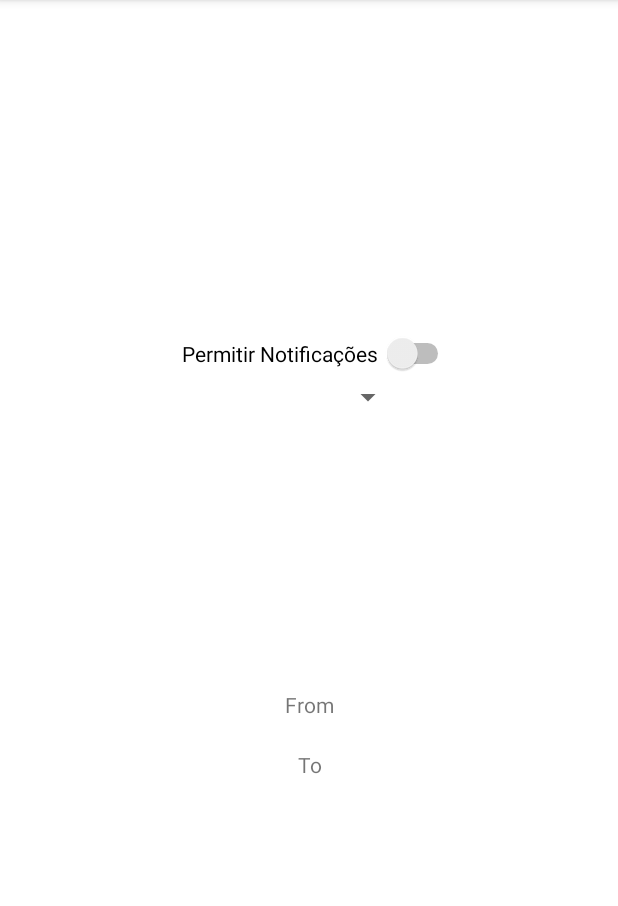
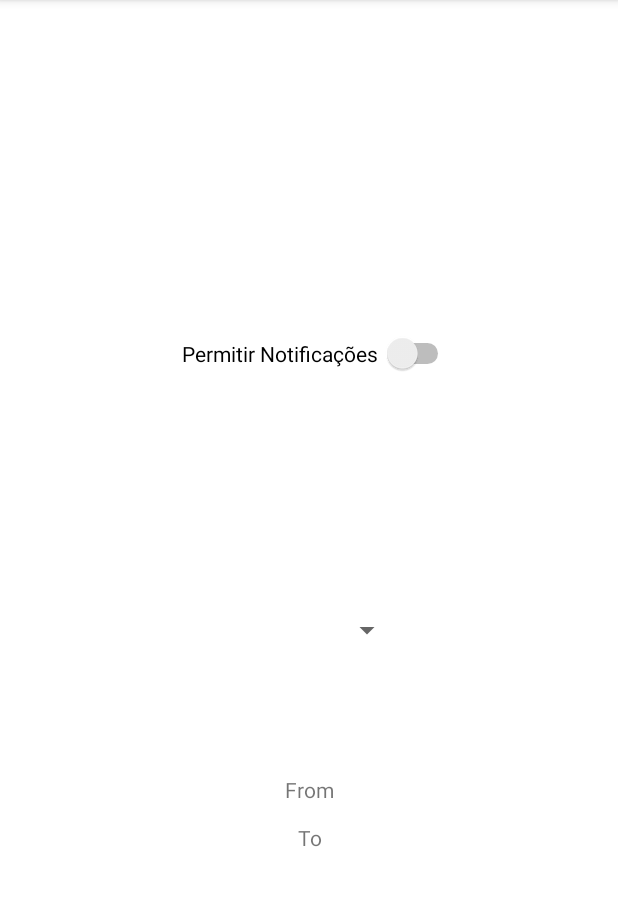
Before and after one commit to migasp1/WhereABuses, an Android app: the Settings screen opened directly, with no data from a screen before it, on a phone screen of 412 x 824 dp, the part 84-990 px from its top. Run offline under Robolectric (Android 15) with nearby library versions, the light colour scheme and no system bars; our stand-ins replace Firebase (no records; nobody signed in at launch, a user with empty details on screens opened directly); libraries missing offline, so code that uses them is left out: com.estimote.proximity_sdk; 1 statement that could not run was skipped.

```diff
--- a/app/src/main/res/layout/activity_main.xml
+++ b/app/src/main/res/layout/activity_main.xml
@@ -2,6 +2,7 @@
 <androidx.constraintlayout.widget.ConstraintLayout xmlns:android="http://schemas.android.com/apk/res/android"
     xmlns:app="http://schemas.android.com/apk/res-auto"
     xmlns:tools="http://schemas.android.com/tools"
+    android:id="@+id/mainLayout"
     android:layout_width="match_parent"
     android:layout_height="match_parent"
     tools:context=".MainActivity">
--- a/app/src/main/res/layout/activity_settings.xml
+++ b/app/src/main/res/layout/activity_settings.xml
@@ -24,9 +24,10 @@
         android:layout_height="65dp"
         app:layout_constraintBottom_toBottomOf="parent"
         app:layout_constraintEnd_toEndOf="parent"
+        app:layout_constraintHorizontal_bias="0.498"
         app:layout_constraintStart_toStartOf="parent"
         app:layout_constraintTop_toTopOf="parent"
-        app:layout_constraintVertical_bias="0.33"
+        app:layout_constraintVertical_bias="0.551"
         tools:ignore="SpeakableTextPresentCheck" />
 
     <TextView
```
Also changed, not shown: app/src/main/java/com/example/whereabuses/MainActivity.java (+21 -0 lines).
